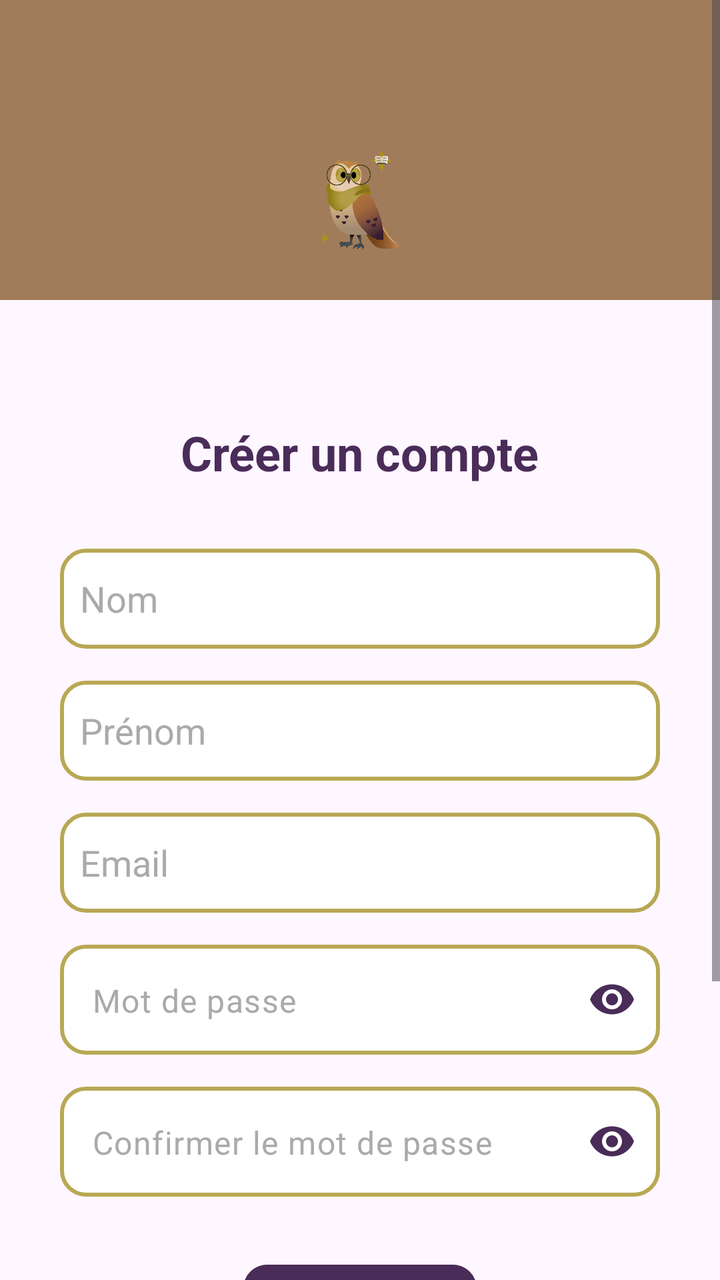
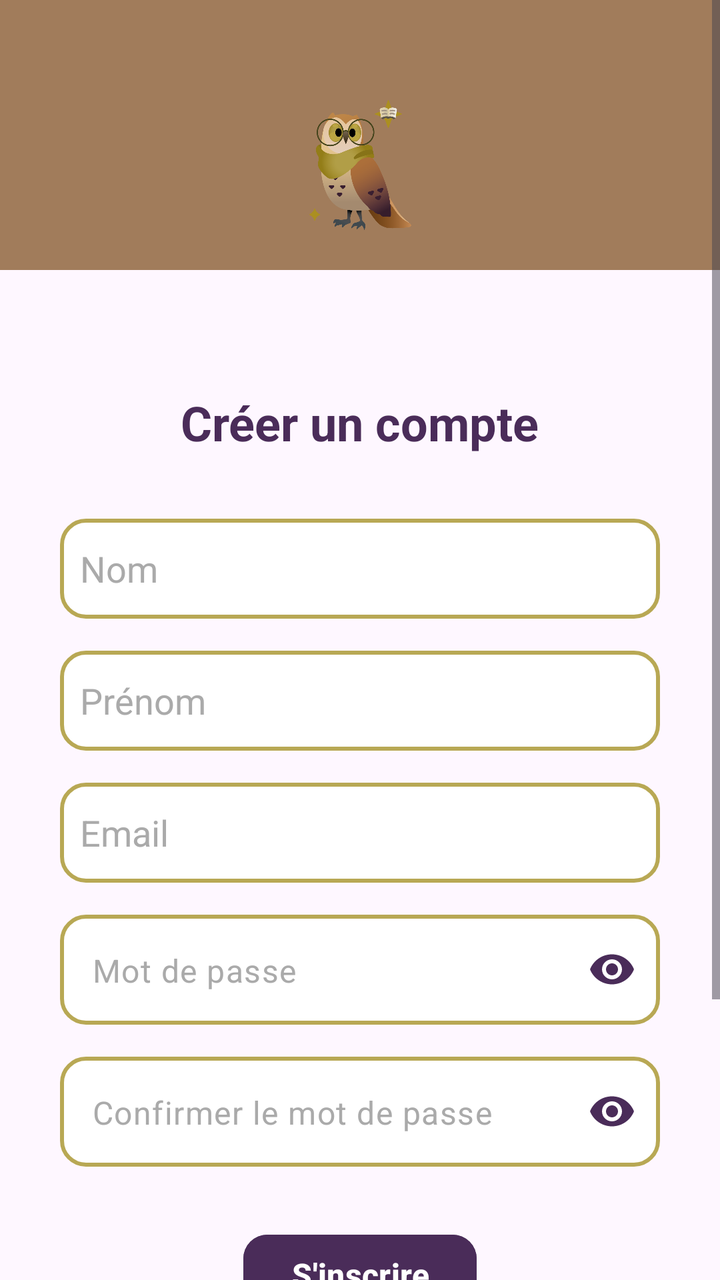

Before-and-after screenshots of an Android layout around one commit, followed by the original layout XML and the change that was made.
<!-- AndroidManifest.xml: application theme Theme.OwlLearning -->
<!-- res/layout/activity_inscription.xml -->
<?xml version="1.0" encoding="utf-8"?>
<ScrollView
    xmlns:android="http://schemas.android.com/apk/res/android"
    xmlns:app="http://schemas.android.com/apk/res-auto"
    xmlns:tools="http://schemas.android.com/tools"
    android:layout_width="match_parent"
    android:layout_height="match_parent"
    android:fillViewport="true"
    tools:context=".ui.InscriptionActivity">

    <androidx.constraintlayout.widget.ConstraintLayout
        android:layout_width="match_parent"
        android:layout_height="wrap_content"
        android:paddingBottom="32dp">

        <View
            android:id="@+id/fond_entete"
            android:layout_width="match_parent"
            android:layout_height="150dp"
            android:background="@color/marron_owlearning"
            app:layout_constraintTop_toTopOf="parent"
            app:layout_constraintStart_toStartOf="parent"
            app:layout_constraintEnd_toEndOf="parent" />

        <ImageView
            android:id="@+id/logo_app"
            android:layout_width="50dp"
            android:layout_height="50dp"
            android:layout_marginTop="50dp"
            android:contentDescription="@string/logo_owlearning"
            app:layout_constraintBottom_toBottomOf="@+id/fond_entete"
            app:layout_constraintTop_toTopOf="@+id/fond_entete"
            app:layout_constraintEnd_toEndOf="parent"
            app:layout_constraintStart_toStartOf="parent"
            app:srcCompat="@drawable/owl_echarpe" />

        <TextView
            android:id="@+id/titre_inscription"
            android:layout_width="wrap_content"
            android:layout_height="wrap_content"
            android:layout_marginTop="60dp"
            android:text="@string/creer_compte"
            android:textSize="24sp"
            android:textStyle="bold"
            android:textColor="@color/violet_owlearning"
            app:layout_constraintEnd_toEndOf="parent"
            app:layout_constraintStart_toStartOf="parent"
            app:layout_constraintTop_toBottomOf="@+id/fond_entete" />

        <EditText
            android:id="@+id/edit_nom"
            android:layout_width="300dp"
            android:layout_height="50dp"
            android:layout_marginTop="32dp"
            android:background="@drawable/bg_edittext_contour_dore"
            android:hint="@string/nom"
            android:textColorHint="@android:color/darker_gray"
            android:inputType="textPersonName"
            android:padding="10dp"
            app:layout_constraintEnd_toEndOf="parent"
            app:layout_constraintStart_toStartOf="parent"
            app:layout_constraintTop_toBottomOf="@id/titre_inscription" />

        <EditText
            android:id="@+id/edit_prenom"
            android:layout_width="300dp"
            android:layout_height="50dp"
            android:layout_marginTop="16dp"
            android:background="@drawable/bg_edittext_contour_dore"
            android:hint="@string/prenom"
            android:textColorHint="@android:color/darker_gray"
            android:inputType="textPersonName"
            android:padding="10dp"
            app:layout_constraintEnd_toEndOf="parent"
            app:layout_constraintStart_toStartOf="parent"
            app:layout_constraintTop_toBottomOf="@id/edit_nom" />

        <EditText
            android:id="@+id/edit_email"
            android:layout_width="300dp"
            android:layout_height="50dp"
            android:layout_marginTop="16dp"
            android:background="@drawable/bg_edittext_contour_dore"
            android:hint="@string/email"
            android:textColorHint="@android:color/darker_gray"
            android:inputType="textEmailAddress"
            android:padding="10dp"
            app:layout_constraintEnd_toEndOf="parent"
            app:layout_constraintStart_toStartOf="parent"
            app:layout_constraintTop_toBottomOf="@id/edit_prenom" />

        <com.google.android.material.textfield.TextInputLayout
            android:id="@+id/layout_motdepasse"
            android:layout_width="300dp"
            android:layout_height="wrap_content"
            android:layout_marginTop="16dp"
            app:endIconMode="password_toggle"
            app:hintEnabled="false"
            app:endIconTint="@color/violet_owlearning"
            app:layout_constraintEnd_toEndOf="parent"
            app:layout_constraintStart_toStartOf="parent"
            app:layout_constraintTop_toBottomOf="@+id/edit_email">

            <com.google.android.material.textfield.TextInputEditText
                android:id="@+id/edit_motdepasse"
                android:layout_width="match_parent"
                android:layout_height="55dp"
                android:background="@drawable/bg_edittext_contour_dore"
                android:textColorHint="@android:color/darker_gray"
                android:hint="@string/mot_de_passe"
                android:inputType="textPassword"
                android:paddingStart="16dp"
                android:paddingEnd="48dp"/>
        </com.google.android.material.textfield.TextInputLayout>

        <com.google.android.material.textfield.TextInputLayout
            android:id="@+id/layout_confirmation_motdepasse"
            android:layout_width="300dp"
            android:layout_height="wrap_content"
            android:layout_marginTop="16dp"
            app:endIconMode="password_toggle"
            app:hintEnabled="false"
            app:endIconTint="@color/violet_owlearning"
            app:layout_constraintEnd_toEndOf="parent"
            app:layout_constraintStart_toStartOf="parent"
            app:layout_constraintTop_toBottomOf="@+id/layout_motdepasse">

            <com.google.android.material.textfield.TextInputEditText
                android:id="@+id/edit_confirmation_motdepasse"
                android:layout_width="match_parent"
                android:layout_height="55dp"
                android:background="@drawable/bg_edittext_contour_dore"
                android:textColorHint="@android:color/darker_gray"
                android:hint="@string/confirmer_motdepasse"
                android:inputType="textPassword"
                android:paddingStart="16dp"
                android:paddingEnd="48dp"/>
        </com.google.android.material.textfield.TextInputLayout>

        <Button
            android:id="@+id/btn_inscription"
            android:layout_width="wrap_content"
            android:layout_height="wrap_content"
            android:layout_marginTop="30dp"
            android:text="@string/s_inscrire"
            android:textSize="16sp"
            android:textStyle="bold"
            android:textColor="@color/white"
            android:backgroundTint="@color/violet_owlearning"
            app:cornerRadius="12dp"
            app:layout_constraintEnd_toEndOf="parent"
            app:layout_constraintStart_toStartOf="parent"
            app:layout_constraintTop_toBottomOf="@id/layout_confirmation_motdepasse" />

        <ProgressBar
            android:id="@+id/progress_bar_inscription"
            android:layout_width="wrap_content"
            android:layout_height="wrap_content"
            android:visibility="gone"
            android:indeterminateTint="@color/violet_owlearning"
            app:layout_constraintBottom_toBottomOf="@id/btn_inscription"
            app:layout_constraintEnd_toEndOf="parent"
            app:layout_constraintStart_toStartOf="parent"
            app:layout_constraintTop_toTopOf="@id/btn_inscription" />

        <View
            android:id="@+id/divider"
            android:layout_width="300dp"
            android:layout_height="3dp"
            android:layout_marginTop="25dp"
            android:background="?android:attr/listDivider"
            app:layout_constraintTop_toBottomOf="@id/btn_inscription"
            app:layout_constraintStart_toStartOf="parent"
            app:layout_constraintEnd_toEndOf="parent" />


        <TextView
            android:id="@+id/textview_deja_compte"
            android:layout_width="wrap_content"
            android:layout_height="wrap_content"
            android:layout_marginTop="25dp"
            android:text="@string/deja_un_compte"
            android:textSize="13sp"
            app:layout_constraintEnd_toEndOf="parent"
            app:layout_constraintStart_toStartOf="parent"
            app:layout_constraintTop_toBottomOf="@id/divider" />

        <Button
            android:id="@+id/btn_retour_connexion"
            android:layout_width="wrap_content"
            android:layout_height="wrap_content"
            android:layout_marginTop="8dp"
            style="?attr/materialButtonOutlinedStyle"
            android:text="@string/se_connecter"
            android:textColor="@color/violet_owlearning"
            app:strokeColor="@color/violet_owlearning"
            app:layout_constraintEnd_toEndOf="parent"
            app:layout_constraintStart_toStartOf="parent"
            app:layout_constraintTop_toBottomOf="@id/textview_deja_compte"/>



    </androidx.constraintlayout.widget.ConstraintLayout>
</ScrollView>
<!-- resources referenced by this layout -->
<resources>
  <color name="marron_owlearning">#A17C5B</color>
  <color name="violet_owlearning">#4A2C59</color>
  <color name="white">#FFFFFFFF</color>
  <!-- drawable bg_edittext_contour_dore (drawable) -->
  <?xml version="1.0" encoding="utf-8"?>
  <shape xmlns:android="http://schemas.android.com/apk/res/android" android:shape="rectangle">
      <solid android:color="@color/fond_champ_texte" />
      <stroke android:width="2dp" android:color="@color/dore_owlearning" />
      <corners android:radius="12dp" />
  </shape>
  <!-- drawable owl_echarpe: png bitmap (drawable, 69923 bytes) -->
  <string name="confirmer_motdepasse">Confirmer le mot de passe</string>
  <string name="creer_compte">Créer un compte</string>
  <string name="deja_un_compte">Déjà un compte ?</string>
  <string name="email">Email</string>
  <string name="logo_owlearning">Logo OWLearning</string>
  <string name="mot_de_passe">Mot de passe</string>
  <string name="nom">Nom</string>
  <string name="prenom">Prénom</string>
  <string name="s_inscrire">S\'inscrire</string>
  <string name="se_connecter">Se connecter</string>
  <style name="Theme.OwlLearning" parent="Base.Theme.OwlLearning" />
  <color name="fond_champ_texte">#FFFFFF</color>
  <color name="dore_owlearning">#B8A854</color>
  <style name="Base.Theme.OwlLearning" parent="Theme.Material3.DayNight.NoActionBar">
          
          
      </style>
</resources>

<!-- the commit's change to res/layout/activity_inscription.xml (unified diff, before → after) -->
@@ -13,26 +13,12 @@
         android:layout_height="wrap_content"
         android:paddingBottom="32dp">
 
-        <View
-            android:id="@+id/fond_entete"
+        <include
+            android:id="@+id/bandeau"
+            layout="@layout/layout_bandeau"
             android:layout_width="match_parent"
-            android:layout_height="150dp"
-            android:background="@color/marron_owlearning"
-            app:layout_constraintTop_toTopOf="parent"
-            app:layout_constraintStart_toStartOf="parent"
-            app:layout_constraintEnd_toEndOf="parent" />
-
-        <ImageView
-            android:id="@+id/logo_app"
-            android:layout_width="50dp"
-            android:layout_height="50dp"
-            android:layout_marginTop="50dp"
-            android:contentDescription="@string/logo_owlearning"
-            app:layout_constraintBottom_toBottomOf="@+id/fond_entete"
-            app:layout_constraintTop_toTopOf="@+id/fond_entete"
-            app:layout_constraintEnd_toEndOf="parent"
-            app:layout_constraintStart_toStartOf="parent"
-            app:srcCompat="@drawable/owl_echarpe" />
+            android:layout_height="wrap_content"
+            app:layout_constraintTop_toTopOf="parent" />
 
         <TextView
             android:id="@+id/titre_inscription"
@@ -45,7 +31,7 @@
             android:textColor="@color/violet_owlearning"
             app:layout_constraintEnd_toEndOf="parent"
             app:layout_constraintStart_toStartOf="parent"
-            app:layout_constraintTop_toBottomOf="@+id/fond_entete" />
+            app:layout_constraintTop_toBottomOf="@+id/bandeau" />
 
         <EditText
             android:id="@+id/edit_nom"
@@ -202,3 +188,26 @@
 
     </androidx.constraintlayout.widget.ConstraintLayout>
 </ScrollView>
+<!-- res/layout/layout_bandeau.xml (included above) -->
+<?xml version="1.0" encoding="utf-8"?>
+<androidx.constraintlayout.widget.ConstraintLayout
+    xmlns:android="http://schemas.android.com/apk/res/android"
+    xmlns:app="http://schemas.android.com/apk/res-auto"
+    android:layout_width="match_parent"
+    android:layout_height="145dp"
+    android:background="@color/marron_owlearning">
+
+    <ImageView
+        android:id="@+id/logo_app"
+        android:layout_width="65dp"
+        android:layout_height="65dp"
+        android:layout_marginTop="50dp"
+        android:layout_marginBottom="20dp"
+        android:contentDescription="@string/logo_owlearning"
+        app:srcCompat="@drawable/owl_echarpe"
+        app:layout_constraintTop_toTopOf="parent"
+        app:layout_constraintBottom_toBottomOf="parent"
+        app:layout_constraintStart_toStartOf="parent"
+        app:layout_constraintEnd_toEndOf="parent" />
+
+</androidx.constraintlayout.widget.ConstraintLayout>
